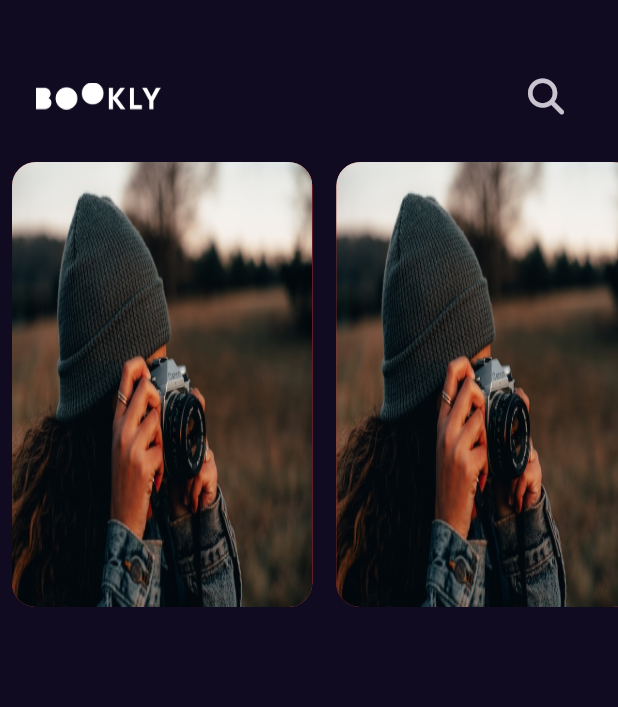
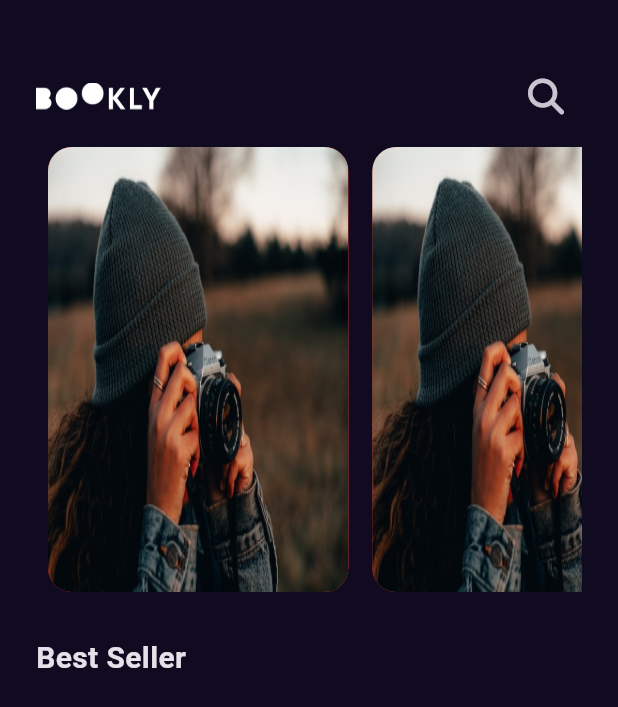
Before and after one commit to Ahmedmansor/bookly_app, a Flutter app: the screen it shows after launch, on a phone screen of 412 x 824 dp. Shown: the top 707 px of the screen. Run offline on Flutter 3.47's test engine with Material 3 defaults, Android fonts, the phone set to English and light mode, and no system bars; our stand-ins replace font_awesome_flutter, get.

Commit message:
create styles file and add title to home view

```diff
--- /dev/null
+++ b/lib/core/utils/styles.dart
@@ -0,0 +1,6 @@
+import 'package:flutter/material.dart';
+
+abstract class Styles {
+  static const titleMedium =
+      TextStyle(fontSize: 20, fontWeight: FontWeight.w600);
+}
--- a/lib/features/home/presentation/views/widgets/custom_app_bar.dart
+++ b/lib/features/home/presentation/views/widgets/custom_app_bar.dart
@@ -8,7 +8,7 @@ class CustomAppBar extends StatelessWidget {
   @override
   Widget build(BuildContext context) {
     return Padding(
-      padding: const EdgeInsets.only(left: 24, right: 24, top: 40, bottom: 20),
+      padding: const EdgeInsets.only(top: 40, bottom: 10),
       child: Row(
         mainAxisAlignment: MainAxisAlignment.spaceBetween,
         children: [
--- a/lib/features/home/presentation/views/widgets/home_view_body.dart
+++ b/lib/features/home/presentation/views/widgets/home_view_body.dart
@@ -1,3 +1,5 @@
+import 'package:bookly_app/core/utils/app_setting.dart';
+import 'package:bookly_app/core/utils/styles.dart';
 import 'package:bookly_app/features/home/presentation/views/widgets/custom_app_bar.dart';
 import 'package:bookly_app/features/home/presentation/views/widgets/custom_list_view_horizontal.dart';
 import 'package:flutter/material.dart';
@@ -7,11 +9,22 @@ class HomeViewBody extends StatelessWidget {
 
   @override
   Widget build(BuildContext context) {
-    return const Column(
-      children: [
-        CustomAppBar(),
-        CustomListViewHor(),
-      ],
+    return Padding(
+      padding: const EdgeInsets.symmetric(horizontal: 24),
+      child: Column(
+        crossAxisAlignment: CrossAxisAlignment.start,
+        children: [
+          const CustomAppBar(),
+          const CustomListViewHor(),
+          SizedBox(
+            height: AppSettings.defultSize * 3,
+          ),
+          const Text(
+            'Best Seller',
+            style: Styles.titleMedium,
+          ),
+        ],
+      ),
     );
   }
 }
```
